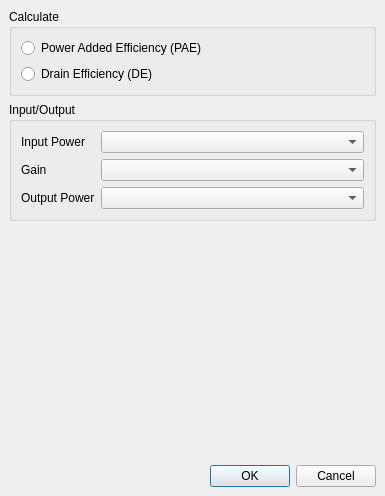
Qt form app/mainwindow.ui (Terrabits/PAE) before a commit.
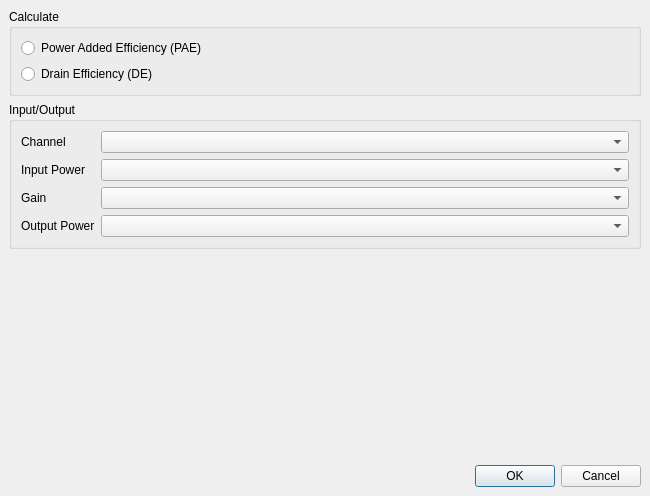
The same form after that commit. Custom widgets are drawn as their Qt base class.

Patch:
```diff
--- a/app/mainwindow.ui
+++ b/app/mainwindow.ui
@@ -6,7 +6,7 @@
    <rect>
     <x>0</x>
     <y>0</y>
-    <width>385</width>
+    <width>650</width>
     <height>496</height>
    </rect>
   </property>
@@ -44,35 +44,45 @@
        <string>Input/Output</string>
       </property>
       <layout class="QGridLayout" name="gridLayout_4" columnstretch="0,1">
-       <item row="0" column="0">
-        <widget class="QLabel" name="label">
-         <property name="text">
-          <string>Input Power</string>
-         </property>
-        </widget>
-       </item>
-       <item row="0" column="1">
-        <widget class="QComboBox" name="inputPowerTrace"/>
-       </item>
-       <item row="1" column="0">
-        <widget class="QLabel" name="label_2">
-         <property name="text">
-          <string>Gain</string>
-         </property>
-        </widget>
-       </item>
        <item row="1" column="1">
+        <widget class="QComboBox" name="inputPowerTrace"/>
+       </item>
+       <item row="2" column="1">
         <widget class="QComboBox" name="gainTrace"/>
        </item>
        <item row="2" column="0">
+        <widget class="QLabel" name="label_2">
+         <property name="text">
+          <string>Gain</string>
+         </property>
+        </widget>
+       </item>
+       <item row="1" column="0">
+        <widget class="QLabel" name="label">
+         <property name="text">
+          <string>Input Power</string>
+         </property>
+        </widget>
+       </item>
+       <item row="3" column="1">
+        <widget class="QComboBox" name="outputPowerTrace"/>
+       </item>
+       <item row="3" column="0">
         <widget class="QLabel" name="label_3">
          <property name="text">
           <string>Output Power</string>
          </property>
         </widget>
        </item>
-       <item row="2" column="1">
-        <widget class="QComboBox" name="outputPowerTrace"/>
+       <item row="0" column="0">
+        <widget class="QLabel" name="label_4">
+         <property name="text">
+          <string>Channel</string>
+         </property>
+        </widget>
+       </item>
+       <item row="0" column="1">
+        <widget class="QComboBox" name="channel"/>
        </item>
       </layout>
      </widget>
@@ -103,6 +113,14 @@
    </layout>
   </widget>
  </widget>
+ <customwidgets>
+  <customwidget>
+   <class>StageListWidget</class>
+   <extends>QWidget</extends>
+   <header>stagelistwidget.h</header>
+   <container>1</container>
+  </customwidget>
+ </customwidgets>
  <resources/>
  <connections/>
 </ui>
```
Left out of the diff: 2 changed lines with no effect on the pictures.
